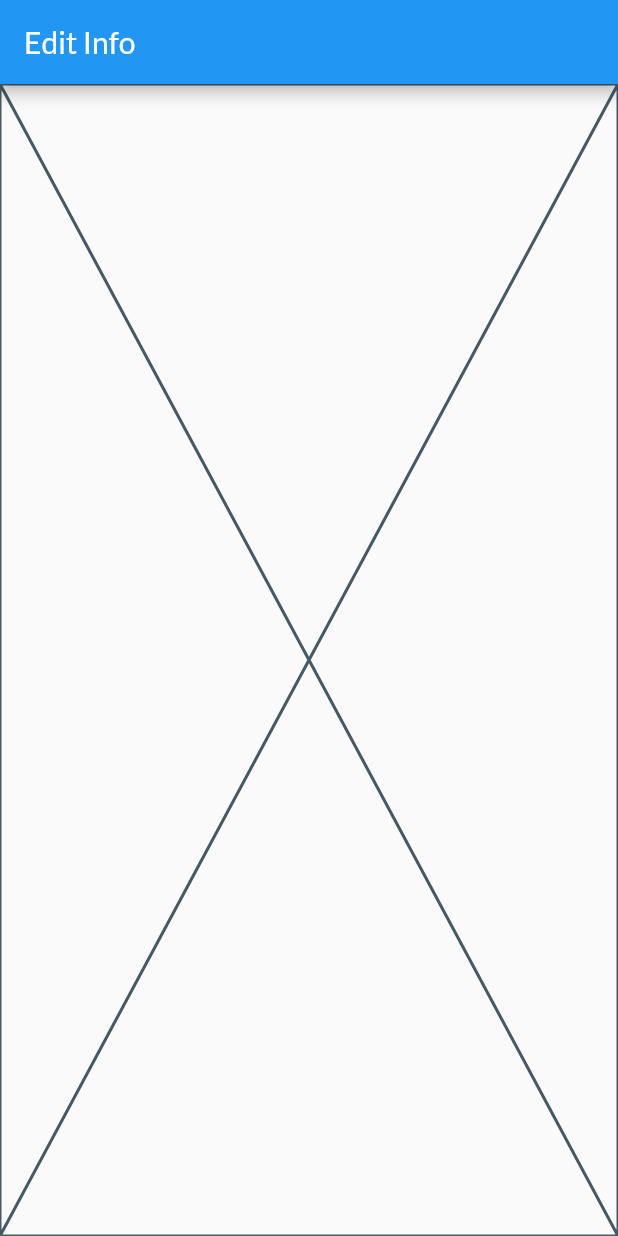
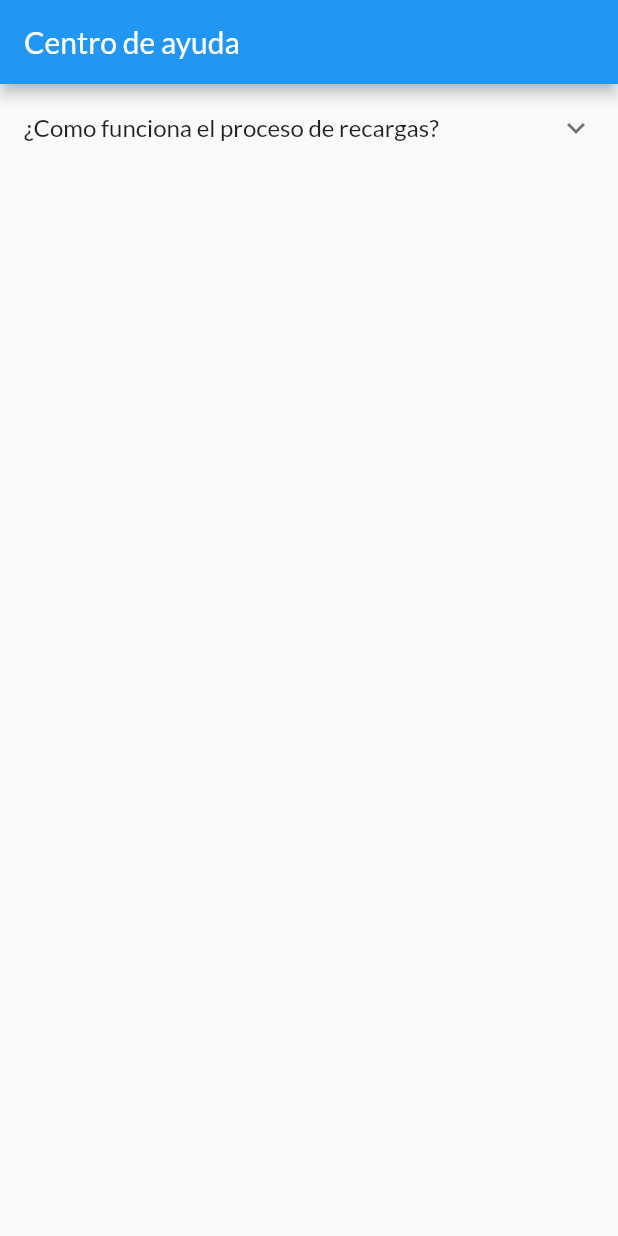
Before and after one commit to AcirDeveloper/mitopup, a Flutter app: the HelpCenterScreen screen opened by its route, on a phone screen of 412 x 824 dp. Run offline on Flutter 3.47's test engine with Material 2 defaults, Android fonts, the phone set to English and light mode, and no system bars; our stand-ins replace dio, file_picker, flutter_dotenv, go_router, google_fonts, hexcolor and 1 more.

Commit message:
profile & readme

```diff
--- a/lib/config/menu/menu_profile.dart
+++ b/lib/config/menu/menu_profile.dart
@@ -37,6 +37,11 @@ const appMenuProfile = <MenuProfile>[
     link: '/profile/help_center',
   ),
   MenuProfile(
+    title: 'Notificationes',
+    subtitle: 'Notificaciones',
+    link: '/profile/accept_notifications',
+  ),
+  MenuProfile(
     title: 'Idioma',
     subtitle: 'Idioma',
     link: '/profile/language',
--- a/lib/config/router/app_router.dart
+++ b/lib/config/router/app_router.dart
@@ -1,5 +1,6 @@
 import 'package:go_router/go_router.dart';
 import 'package:mitopup/presentation/screens/home/home_page.dart';
+import 'package:mitopup/presentation/screens/profile/items/accept_notifications_screen.dart';
 import 'package:mitopup/presentation/screens/screens.dart';
 
 import '../../presentation/screens/profile/items/help_center_screen.dart';
@@ -22,7 +23,7 @@ final appRouter = GoRouter(
 
     GoRoute(
       path: '/home',
-      name: HomePage.name,
+      name: HomeDash.name,
       builder: (context, state) => HomeDash(
         changePage: (int id) {},
       ),
@@ -82,6 +83,10 @@ final appRouter = GoRouter(
       builder: (context, state) => const HelpCenterScreen(),
     ),
     GoRoute(
+      path: '/profile/accept_notifications',
+      builder: (context, state) => const AcceptNotificationsScreen(),
+    ),
+    GoRoute(
       path: '/profile/language',
       builder: (context, state) => const LangScreen(),
     ),
--- a/lib/presentation/screens/profile/items/help_center_screen.dart
+++ b/lib/presentation/screens/profile/items/help_center_screen.dart
@@ -7,9 +7,34 @@ class HelpCenterScreen extends StatelessWidget {
   Widget build(BuildContext context) {
     return Scaffold(
       appBar: AppBar(
-        title: const Text('Edit Info'),
+        title: const Text('Centro de ayuda'),
       ),
-      body: const Placeholder(),
+      body: const _HelpCenterView(),
     );
   }
 }
+
+class _HelpCenterView extends StatelessWidget {
+  const _HelpCenterView();
+
+  @override
+  Widget build(BuildContext context) {
+    return ListView(
+      children: const [
+        ExpansionTile(
+          title: Text('¿Como funciona el proceso de recargas?'),
+          children: [
+            Padding(
+              padding: EdgeInsets.all(20),
+              child: Text(
+                'Lorem ipsum dolor sit amet psum dolor sit amet, consectetur adipiscing elit. Lorem ipsum dolor sit amet, consectetur adipiscing elit.',
+                style: TextStyle(fontSize: 16),
+                selectionColor: Colors.blueGrey,
+              ),
+            ),
+          ],
+        ),
+      ],
+    );
+  }
+}
--- a/lib/presentation/screens/profile/items/language_screen.dart
+++ b/lib/presentation/screens/profile/items/language_screen.dart
@@ -17,7 +17,7 @@ class LangScreen extends StatefulWidget {
 class LangScreenState extends State<LangScreen> {
   String _selectedLanguage = 'Español (MX)';
 
-  void _saveLanguageAndPop() {
+  void saveLanguageAndPop() {
     Navigator.pop(context, _selectedLanguage);
   }
 
@@ -127,7 +127,7 @@ class LangScreenState extends State<LangScreen> {
               padding: const EdgeInsets.fromLTRB(16.0, 15.0, 16.0, 30.0),
               child: BlueButton(
                 onPressed: () {
-                  _saveLanguageAndPop();
+                  saveLanguageAndPop();
                 },
                 buttonText: capitalize(Literals.of(context).save),
               ),
```
Also changed, not shown: lib/presentation/screens/profile/items/accept_notifications_screen.dart (added, +108 -0 lines), 1 other file.
